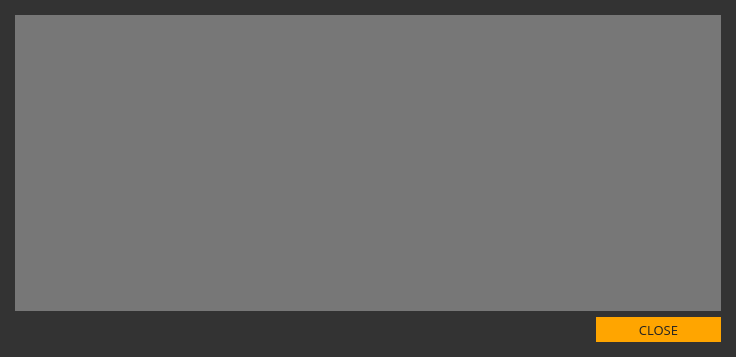
Above: src/gui/ui/transactiondetailsdialog.ui from ConcealNetwork/conceal-desktop before the change. Below: the same form after it.
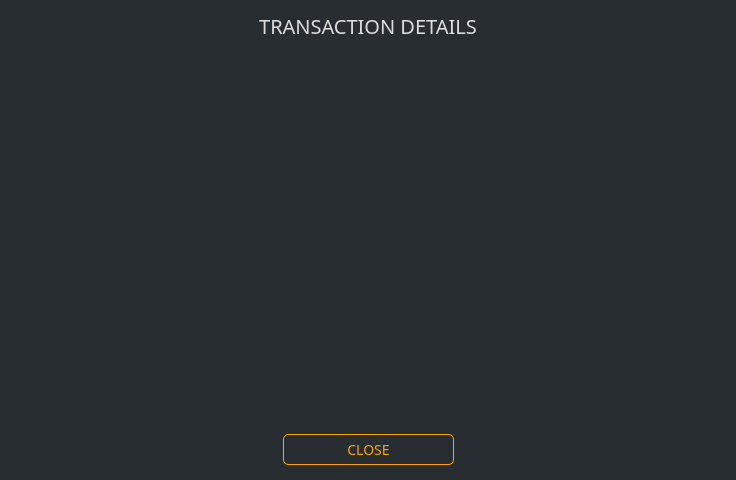
That is the form after the change.

```diff
--- a/src/gui/ui/transactiondetailsdialog.ui
+++ b/src/gui/ui/transactiondetailsdialog.ui
@@ -7,23 +7,24 @@
     <x>0</x>
     <y>0</y>
     <width>736</width>
-    <height>357</height>
+    <height>480</height>
    </rect>
   </property>
   <property name="windowTitle">
    <string>Transaction details</string>
   </property>
   <property name="styleSheet">
-   <string notr="true">background-color: #333;
+   <string notr="true">background-color: #282d31;
 border: 0px;
-color: #e5e5e5;</string>
+color: #ddd;
+font-family: 'Poppins';</string>
   </property>
   <layout class="QVBoxLayout" name="verticalLayout">
    <property name="leftMargin">
     <number>15</number>
    </property>
    <property name="topMargin">
-    <number>15</number>
+    <number>10</number>
    </property>
    <property name="rightMargin">
     <number>15</number>
@@ -31,16 +32,54 @@
    <property name="bottomMargin">
     <number>15</number>
    </property>
+   <item>
+    <widget class="QLabel" name="label">
+     <property name="minimumSize">
+      <size>
+       <width>0</width>
+       <height>31</height>
+      </size>
+     </property>
+     <property name="font">
+      <font>
+       <family>Poppins</family>
+       <pointsize>-1</pointsize>
+      </font>
+     </property>
+     <property name="styleSheet">
+      <string notr="true">color: #ddd;
+border-right: 0px;
+font-size: 20px;
+font-family: 'Poppins';</string>
+     </property>
+     <property name="text">
+      <string>TRANSACTION DETAILS</string>
+     </property>
+     <property name="alignment">
+      <set>Qt::AlignCenter</set>
+     </property>
+    </widget>
+   </item>
    <item>
     <widget class="QTextBrowser" name="m_detailsBrowser">
      <property name="font">
       <font>
-       <family>Open Sans</family>
-       <pointsize>9</pointsize>
+       <family>Poppins</family>
+       <pointsize>-1</pointsize>
       </font>
      </property>
      <property name="styleSheet">
-      <string notr="true">background-color: #777;</string>
+      <string notr="true">color: #ddd;
+border-right: 0px;
+font-size: 14px;
+font-family: Poppins;</string>
+     </property>
+     <property name="html">
+      <string>&lt;!DOCTYPE HTML PUBLIC &quot;-//W3C//DTD HTML 4.0//EN&quot; &quot;http://www.w3.org/TR/REC-html40/strict.dtd&quot;&gt;
+&lt;html&gt;&lt;head&gt;&lt;meta name=&quot;qrichtext&quot; content=&quot;1&quot; /&gt;&lt;style type=&quot;text/css&quot;&gt;
+p, li { white-space: pre-wrap; }
+&lt;/style&gt;&lt;/head&gt;&lt;body style=&quot; font-family:'Poppins'; font-size:14px; font-weight:400; font-style:normal;&quot;&gt;
+&lt;p style=&quot;-qt-paragraph-type:empty; margin-top:0px; margin-bottom:0px; margin-left:0px; margin-right:0px; -qt-block-indent:0; text-indent:0px;&quot;&gt;&lt;br /&gt;&lt;/p&gt;&lt;/body&gt;&lt;/html&gt;</string>
      </property>
     </widget>
    </item>
@@ -60,27 +99,42 @@
       </spacer>
      </item>
      <item>
-      <widget class="QPushButton" name="m_closeButton">
+      <widget class="QPushButton" name="m_okButton">
        <property name="minimumSize">
         <size>
-         <width>125</width>
-         <height>25</height>
+         <width>171</width>
+         <height>31</height>
         </size>
        </property>
        <property name="font">
         <font>
-         <family>Open Sans</family>
-         <pointsize>10</pointsize>
+         <family>Poppins</family>
+         <pointsize>-1</pointsize>
         </font>
        </property>
        <property name="styleSheet">
-        <string notr="true">color: #222; border-radius: 0px; border: 0px solid; background-color: orange;</string>
+        <string notr="true">QPushButton#m_okButton {color: orange; border: 1px solid orange; font-size: 14px; border-radius: 5px;}
+
+QPushButton#m_okButton:hover {color: orange; border: 1px solid orange; font-size: 14px; border-radius: 5px;}</string>
        </property>
        <property name="text">
         <string>CLOSE</string>
        </property>
       </widget>
      </item>
+     <item>
+      <spacer name="horizontalSpacer_2">
+       <property name="orientation">
+        <enum>Qt::Horizontal</enum>
+       </property>
+       <property name="sizeHint" stdset="0">
+        <size>
+         <width>40</width>
+         <height>20</height>
+        </size>
+       </property>
+      </spacer>
+     </item>
     </layout>
    </item>
   </layout>
```
Left out of the diff: 2 changed lines with no effect on the pictures.
